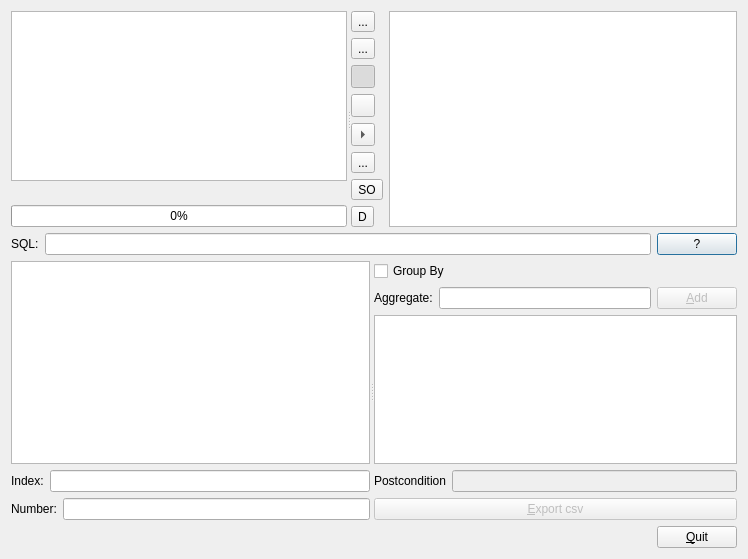
Above: dialogrelation.ui from gthom/gapQBE before the change. Below: the same form after it.
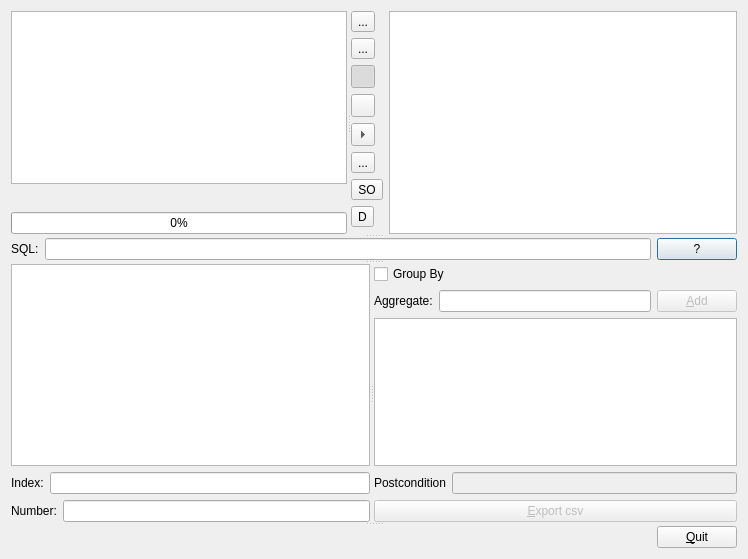
That is the form after the change. Icons and pictures are not drawn. Custom widgets are drawn as their Qt base class.

Diff of the .ui file:
```diff
--- a/dialogrelation.ui
+++ b/dialogrelation.ui
@@ -19,6 +19,10 @@
   </property>
   <layout class="QVBoxLayout" name="verticalLayout_5">
    <item>
+    <widget class="QSplitter" name="splitter_3">
+     <property name="orientation">
+      <enum>Qt::Vertical</enum>
+     </property>
     <widget class="QSplitter" name="splitter">
      <property name="orientation">
       <enum>Qt::Horizontal</enum>
@@ -255,8 +259,7 @@
       </layout>
      </widget>
     </widget>
-   </item>
-   <item>
+     <widget class="QWidget" name="">
     <layout class="QHBoxLayout" name="horizontalLayout">
      <item>
       <widget class="QLabel" name="label">
@@ -286,8 +289,7 @@
       </widget>
      </item>
     </layout>
-   </item>
-   <item>
+     </widget>
     <widget class="QSplitter" name="splitter_2">
      <property name="orientation">
       <enum>Qt::Horizontal</enum>
@@ -454,8 +456,7 @@
       </layout>
      </widget>
     </widget>
-   </item>
-   <item>
+     <widget class="QWidget" name="">
     <layout class="QHBoxLayout" name="horizontalLayout_2">
      <item>
       <spacer name="horizontalSpacer">
@@ -482,6 +483,8 @@
       </widget>
      </item>
     </layout>
+     </widget>
+    </widget>
    </item>
   </layout>
   <action name="actionSuprimeChamp">
```
Left out of the diff: 4 changed lines with no effect on the pictures. Lines whose indentation alone changed are shown as unchanged.
